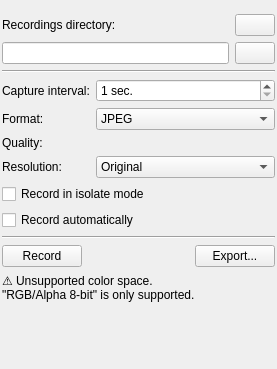
Old version of the form plugins/dockers/recorder/recorderdocker.ui in the repository KDE/krita.
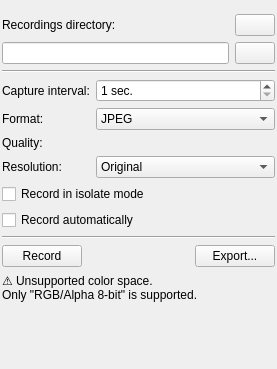
New version of the form. Icons and pictures are not drawn. Custom widgets are drawn as their Qt base class.

Diff of the .ui file:
```diff
--- a/plugins/dockers/recorder/recorderdocker.ui
+++ b/plugins/dockers/recorder/recorderdocker.ui
@@ -361,7 +361,7 @@
         <widget class="QLabel" name="labelUnsupportedColorSpace">
          <property name="text">
           <string>⚠ Unsupported color space.
-&quot;RGB/Alpha 8-bit&quot; is only supported.</string>
+Only &quot;RGB/Alpha 8-bit&quot; is supported.</string>
          </property>
          <property name="wordWrap">
           <bool>true</bool>
```
Left out of the diff: 2 changed lines with no effect on the pictures.
